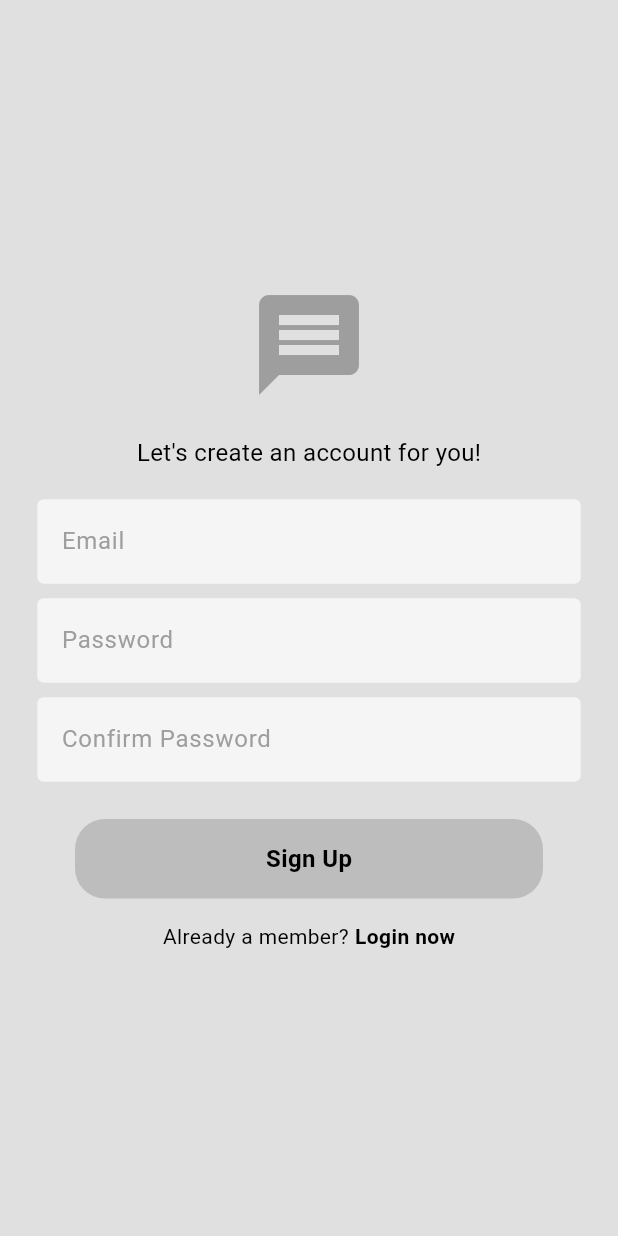
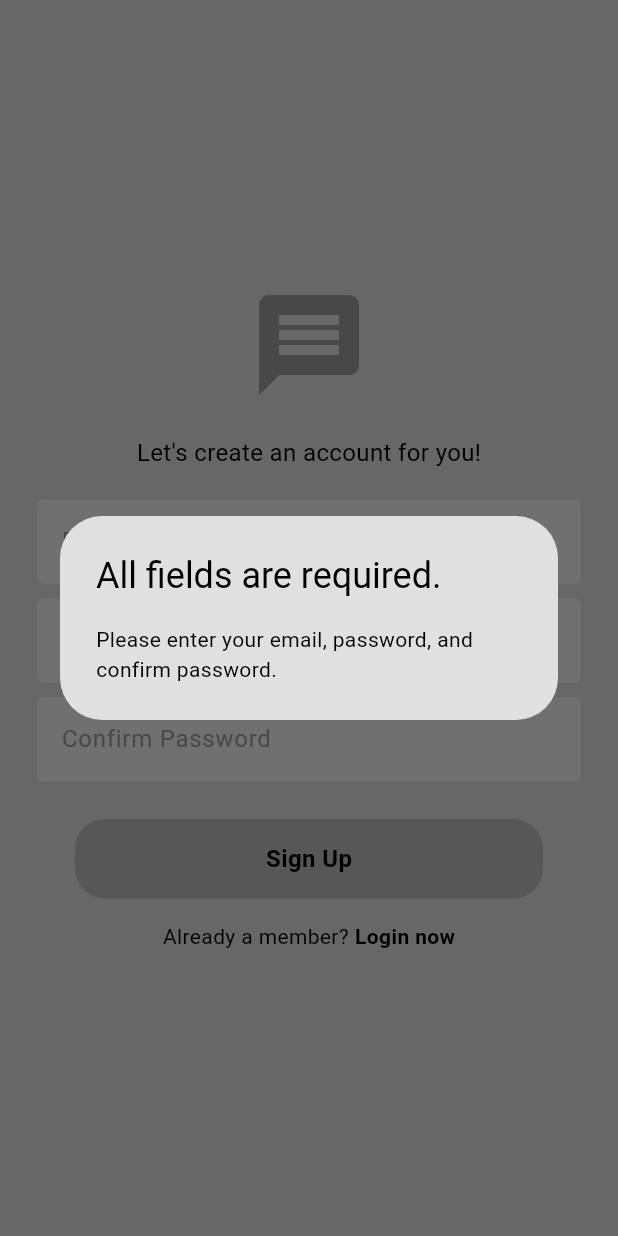
Before and after one commit to Raniel-Roque/messaging_app, a Flutter app: the RegisterPage screen opened directly with empty values, after a tap on "Sign Up", on a phone screen of 412 x 824 dp. Run offline on Flutter 3.47's test engine with Material 3 defaults, Android fonts, the phone set to English and light mode, and no system bars; our stand-ins replace cloud_firestore, email_validator, firebase_auth, firebase_core, firebase_messaging, liquid_pull_to_refresh; accounts and stored records are empty.

Commit message:
Finished Register Erros

```diff
--- a/lib/main.dart
+++ b/lib/main.dart
@@ -3,7 +3,7 @@ import 'package:flutter/material.dart';
 
 import 'package:messaging_app/firebase_options.dart';
 import 'package:messaging_app/pages/home_page.dart';
-import 'package:messaging_app/services/api/firebase_api.dart';
+//import 'package:messaging_app/services/api/firebase_api.dart';
 import 'package:messaging_app/services/auth/auth_gate.dart';
 import 'package:messaging_app/themes/theme_provider.dart';
 import 'package:provider/provider.dart';
--- a/lib/pages/home_page.dart
+++ b/lib/pages/home_page.dart
@@ -7,7 +7,7 @@ import '../services/chat/chat_service.dart';
 import 'chat_page.dart';
 
 class HomePage extends StatefulWidget {
-  HomePage({super.key});
+  const HomePage({super.key});
 
   @override
   _HomePageState createState() => _HomePageState();
--- a/lib/pages/register_page.dart
+++ b/lib/pages/register_page.dart
@@ -3,6 +3,7 @@ import 'package:flutter/material.dart';
 import '../components/my_button.dart';
 import '../components/my_text_field.dart';
 import '../services/auth/auth_service.dart';
+import 'package:email_validator/email_validator.dart';
 
 class RegisterPage extends StatelessWidget {
   final void Function()? onTap;
@@ -13,41 +14,90 @@ class RegisterPage extends StatelessWidget {
   final _passwordController = TextEditingController();
   final _confirmPasswordController = TextEditingController();
 
-  //Sign Up user
-  void signUp(BuildContext context) {
-    //Auth Service
+  void signUp(BuildContext context) async {
     final auth = AuthService();
 
-    //Password match = Create User
-    if (_passwordController.text == _confirmPasswordController.text) {
-      //Try Sign Up
-      try {
-        auth.signUpWithEmailPassword(
-            _emailController.text, _passwordController.text);
-      }
+    // Trim whitespace from email and password fields
+    String email = _emailController.text.trim();
+    String password = _passwordController.text.trim();
+    String confirmPassword = _confirmPasswordController.text.trim();
 
-      //Catch
-      catch (e) {
+    // Check if any of the fields are empty
+    if (email.isEmpty || password.isEmpty || confirmPassword.isEmpty) {
+      showDialog(
+        context: context,
+        builder: (context) => AlertDialog(
+          title: Text("All fields are required."),
+          content:
+              Text("Please enter your email, password, and confirm password."),
+        ),
+      );
+      return;
+    }
+
+    // Check if the email format is valid
+    if (!EmailValidator.validate(email)) {
+      showDialog(
+        context: context,
+        builder: (context) => AlertDialog(
+          title: Text("Invalid email format!"),
+          content: Text("Please enter a valid email."),
+        ),
+      );
+      return;
+    }
+
+    // Password strength validation
+    final passwordPattern = RegExp(
+        r'^(?=.*[A-Z])(?=.*[a-z])(?=.*\d)(?=.*[~`!@#\$%\^&\*\(\)\-_+=\{\}\[\]\|\\:;"<>,\./\?]).{8,}$');
+
+    if (!passwordPattern.hasMatch(password)) {
+      showDialog(
+        context: context,
+        builder: (context) => AlertDialog(
+          title: Text("Weak Password"),
+          content: Text(
+              "Password must be at least 8 characters long, include at least one uppercase letter, one lowercase letter, one number, and one special character."),
+        ),
+      );
+      return;
+    }
+
+    // Check if passwords match
+    if (password != confirmPassword) {
+      // Show password mismatch dialog
+      showDialog(
+        context: context,
+        builder: (context) => AlertDialog(
+          title: Text("Passwords don't match!"),
+        ),
+      );
+      return;
+    }
+
+    try {
+      // Attempt sign-up
+      await auth.signUpWithEmailPassword(email, password);
+      // Additional logic if needed on successful sign-up, like navigation
+    } catch (error) {
+      if (error.toString().contains('email-already-in-use')) {
+        // Show error dialog
         showDialog(
           context: context,
           builder: (context) => AlertDialog(
-            title: Text(
-              e.toString(),
-            ),
+            title: Text('This email is already in use.'),
+            content: Text("Please enter a valid email."),
+          ),
+        );
+      } else {
+        // Show error dialog
+        showDialog(
+          context: context,
+          builder: (context) => AlertDialog(
+            title: Text('An unknown error occurred.'),
           ),
         );
       }
-    }
-    //Password dont match
-    else {
-      showDialog(
-        context: context,
-        builder: (context) => AlertDialog(
-          title: Text(
-            "Passwords dont match!",
-          ),
-        ),
-      );
     }
   }
 
@@ -81,7 +131,7 @@ class RegisterPage extends StatelessWidget {
 
                 const SizedBox(height: 20),
 
-                //Email Textfield
+                //Email TextField
                 MyTextField(
                     controller: _emailController,
                     hintText: 'Email',
@@ -89,7 +139,7 @@ class RegisterPage extends StatelessWidget {
 
                 const SizedBox(height: 10),
 
-                //Password Textfield
+                //Password TextField
                 MyTextField(
                     controller: _passwordController,
                     hintText: 'Password',
@@ -97,7 +147,7 @@ class RegisterPage extends StatelessWidget {
 
                 const SizedBox(height: 10),
 
-                //Confirm Password Textfield
+                //Confirm Password TextField
                 MyTextField(
                     controller: _confirmPasswordController,
                     hintText: 'Confirm Password',
--- a/pubspec.yaml
+++ b/pubspec.yaml
@@ -41,6 +41,7 @@ dependencies:
   provider: ^6.1.2
   cloud_firestore: ^5.4.4
   firebase_messaging: ^15.1.3
+  email_validator: ^2.0.1
 
 dev_dependencies:
   flutter_test:
```
Also changed, not shown: pubspec.lock.
